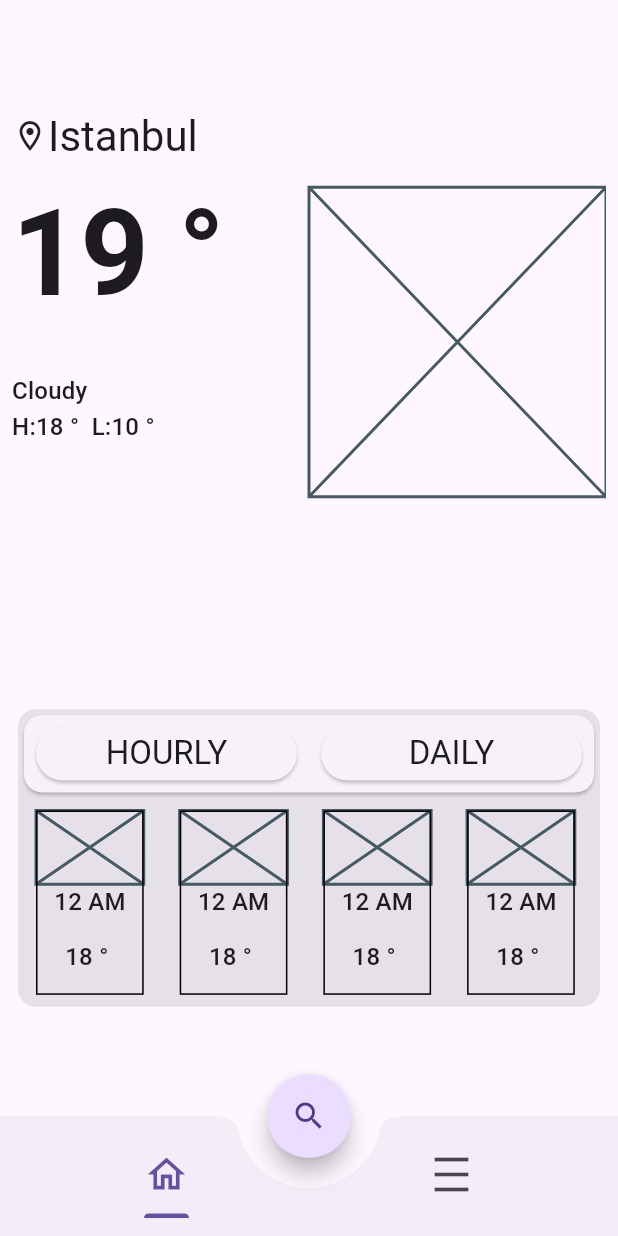
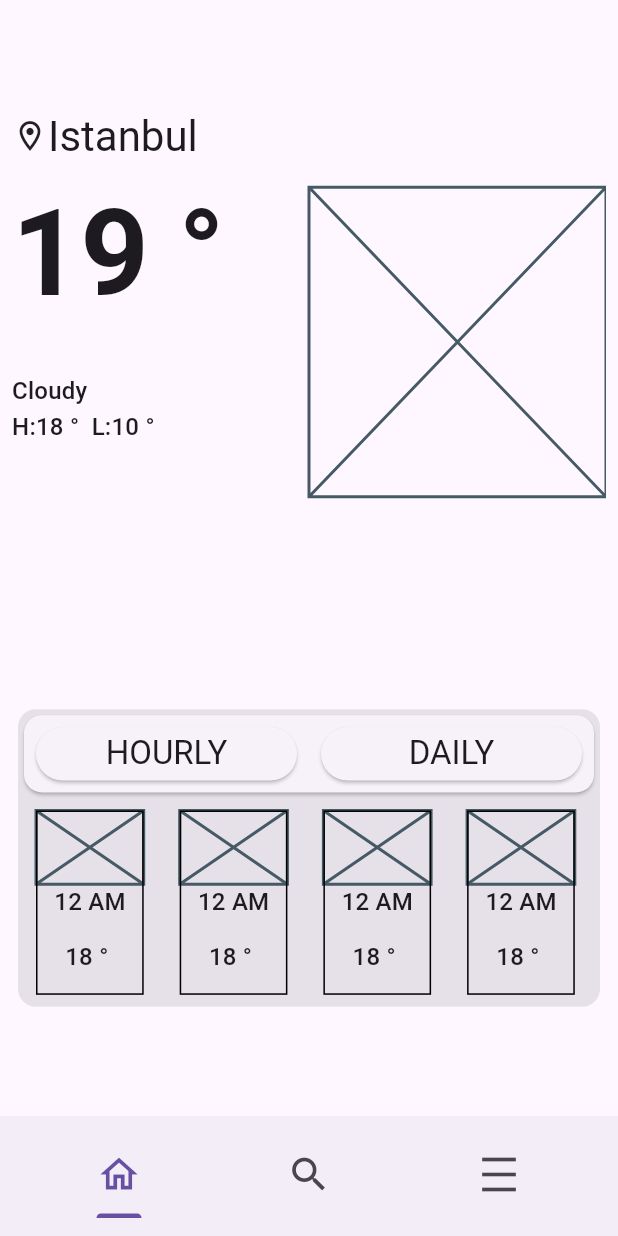
Before and after one commit to cEgemen/weaApp2, a Flutter app: the screen it shows after launch, on a phone screen of 412 x 824 dp. Run offline on Flutter 3.47's test engine with Material 3 defaults, Android fonts, the phone set to English and light mode, and no system bars; our stand-ins replace dio, flutter_mobx, mobx, shared_preferences; generated files the repository leaves out were written again.

```diff
--- a/lib/product/enums/router_enum.dart
+++ b/lib/product/enums/router_enum.dart
@@ -4,5 +4,5 @@
  enum RouterEnum {
         entryPage,
         signAndLogInPage,
-        mainPage
+        mainPage,
  }
--- a/lib/product/pages/mainPage/detailPage/detail_page.dart
+++ b/lib/product/pages/mainPage/detailPage/detail_page.dart
@@ -1,7 +1,7 @@
 import 'package:flutter/material.dart';
-import '../../../../core/extensions/context_extension.dart';
 
 import '../../../../core/base/base_view.dart';
+import '../../../../core/extensions/context_extension.dart';
 import '../../../useful/padding.dart';
 import 'detail_view_model.dart';
 
--- a/lib/product/pages/mainPage/detailPage/detail_view_model.dart
+++ b/lib/product/pages/mainPage/detailPage/detail_view_model.dart
@@ -2,7 +2,9 @@
 
 import 'package:flutter/material.dart';
 import 'package:mobx/mobx.dart';
+
 import '../../../../core/base/base_view_model.dart';
+
 part 'detail_view_model.g.dart';
 
     class DetailViewModel = _DetailViewModelBase with _$DetailViewModel;
--- a/lib/product/pages/mainPage/main2Page/main2_page.dart
+++ b/lib/product/pages/mainPage/main2Page/main2_page.dart
@@ -1,8 +1,8 @@
 import 'package:flutter/material.dart';
+
+import '../../../../core/base/base_view.dart';
 import '../../../../core/extensions/context_extension.dart';
 import '../../../useful/padding.dart';
-
-import '../../../../core/base/base_view.dart';
 import 'main2_view_model.dart';
 
 class Main2Page extends StatelessWidget {
--- a/lib/product/pages/mainPage/main_page.dart
+++ b/lib/product/pages/mainPage/main_page.dart
@@ -20,21 +20,20 @@ class MainPage extends StatelessWidget {
 
   Widget builder(BuildContext context, MainViewModel state) => SafeArea(
         child: DefaultTabController(
-          length: 2,
+          length: 3,
           child: Scaffold(
-              floatingActionButton: FloatingActionButton(
-                shape: RoundedRectangleBorder(borderRadius: BorderRadius.circular(100)),
-                child: const Icon(Icons.search_outlined),
-                onPressed: () {},
-              ),
-              floatingActionButtonLocation: FloatingActionButtonLocation.centerDocked,
+              resizeToAvoidBottomInset: false,
               bottomNavigationBar: const BottomAppBar(
-                shape: CircularNotchedRectangle(),
-                notchMargin: 20,
                 child: TabBar(dividerColor: Colors.transparent, tabs: [
                   Tab(
                     icon: Icon(
                       Icons.home_outlined,
+                      size: 30,
+                    ),
+                  ),
+                  Tab(
+                    icon: Icon(
+                      Icons.search_outlined,
                       size: 30,
                     ),
                   ),
```
Also changed, not shown: lib/product/pages/mainPage/main_view_model.dart (+4 -6 lines), lib/product/pages/mainPage/searchPage/search_page.dart (+99 -14 lines), lib/product/pages/mainPage/searchPage/search_view_model.dart (+11 -2 lines).
